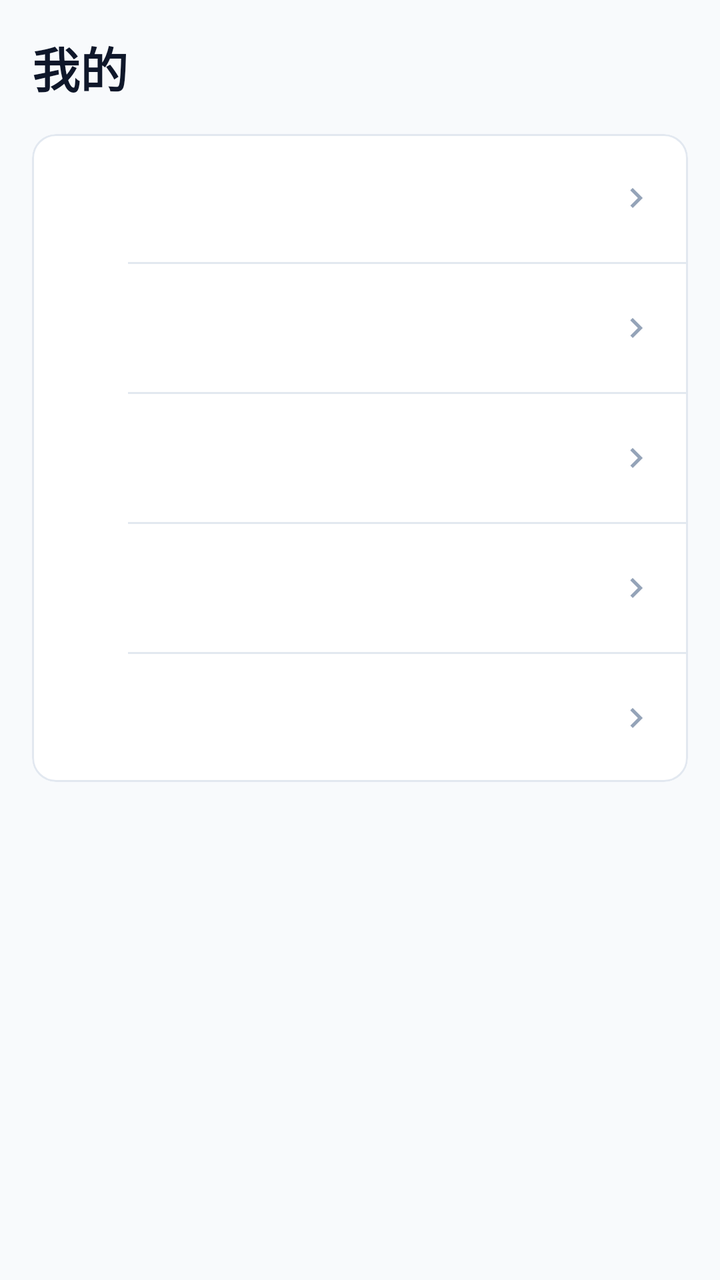
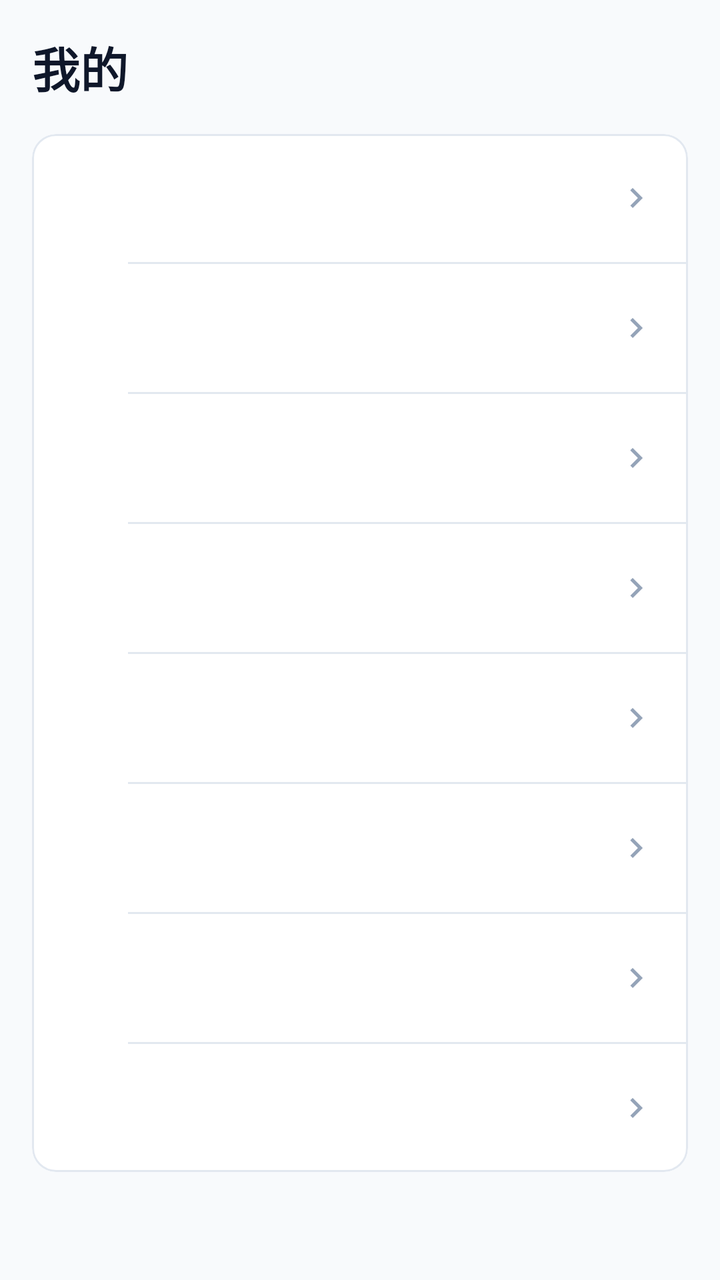

Screens rendered from an Android XML layout before and after an edit, with the pre-edit source and the edit as a unified diff.
<!-- AndroidManifest.xml: application theme Theme.MinimalistBookkeeping -->
<!-- res/layout/fragment_mine.xml -->
<?xml version="1.0" encoding="utf-8"?>
<ScrollView xmlns:android="http://schemas.android.com/apk/res/android"
    xmlns:app="http://schemas.android.com/apk/res-auto"
    android:id="@+id/mineRoot"
    android:layout_width="match_parent"
    android:layout_height="match_parent"
    android:background="@color/background"
    android:clipToPadding="false"
    android:fillViewport="true">

    

    <LinearLayout
        android:layout_width="match_parent"
        android:layout_height="wrap_content"
        android:orientation="vertical"
        android:paddingStart="@dimen/page_margin"
        android:paddingTop="@dimen/spacing_lg"
        android:paddingEnd="@dimen/page_margin"
        android:paddingBottom="@dimen/spacing_xxl">

        <TextView
            android:layout_width="match_parent"
            android:layout_height="wrap_content"
            android:text="@string/mine_title"
            android:textAppearance="@style/TextAppearance.App.PageTitle" />

        <com.google.android.material.card.MaterialCardView
            style="@style/Widget.App.Card"
            android:layout_width="match_parent"
            android:layout_height="wrap_content"
            android:layout_marginTop="@dimen/spacing_lg"
            app:contentPadding="@dimen/spacing_none">

            <LinearLayout
                android:layout_width="match_parent"
                android:layout_height="wrap_content"
                android:orientation="vertical">

                <include
                    android:id="@+id/menuCategory"
                    layout="@layout/item_menu_row" />

                <View
                    style="@style/AppDivider"
                    android:layout_marginStart="@dimen/menu_divider_indent" />

                <include
                    android:id="@+id/menuBudget"
                    layout="@layout/item_menu_row" />

                <View
                    style="@style/AppDivider"
                    android:layout_marginStart="@dimen/menu_divider_indent" />

                <include
                    android:id="@+id/menuAppearance"
                    layout="@layout/item_menu_row" />

                <View
                    style="@style/AppDivider"
                    android:layout_marginStart="@dimen/menu_divider_indent" />

                <include
                    android:id="@+id/menuData"
                    layout="@layout/item_menu_row" />

                <View
                    style="@style/AppDivider"
                    android:layout_marginStart="@dimen/menu_divider_indent" />

                <include
                    android:id="@+id/menuAbout"
                    layout="@layout/item_menu_row" />

            </LinearLayout>

        </com.google.android.material.card.MaterialCardView>

    </LinearLayout>

</ScrollView>
<!-- res/layout/item_menu_row.xml (included above) -->
<?xml version="1.0" encoding="utf-8"?>
<LinearLayout xmlns:android="http://schemas.android.com/apk/res/android"
    xmlns:app="http://schemas.android.com/apk/res-auto"
    style="@style/AppMenuRow">

    

    <ImageView
        android:id="@+id/menuIcon"
        android:layout_width="@dimen/icon_size_sm"
        android:layout_height="@dimen/icon_size_sm"
        android:importantForAccessibility="no"
        app:tint="@color/text_secondary" />

    <LinearLayout
        android:layout_width="0dp"
        android:layout_height="wrap_content"
        android:layout_marginStart="@dimen/spacing_md"
        android:layout_weight="1"
        android:orientation="vertical">

        <TextView
            android:id="@+id/menuTitle"
            android:layout_width="match_parent"
            android:layout_height="wrap_content"
            android:maxLines="1"
            android:textAppearance="@style/TextAppearance.App.Body" />

        <TextView
            android:id="@+id/menuSubtitle"
            android:layout_width="match_parent"
            android:layout_height="wrap_content"
            android:layout_marginTop="@dimen/spacing_xxs"
            android:maxLines="1"
            android:textAppearance="@style/TextAppearance.App.Caption" />

    </LinearLayout>

    <ImageView
        android:layout_width="@dimen/icon_size_sm"
        android:layout_height="@dimen/icon_size_sm"
        android:importantForAccessibility="no"
        android:src="@drawable/ic_chevron_right"
        app:tint="@color/text_tertiary" />

</LinearLayout>
<!-- resources referenced by this layout -->
<resources>
  <color name="background">#F8FAFC</color>
  <color name="text_secondary">#64748B</color>
  <color name="text_tertiary">#94A3B8</color>
  <dimen name="icon_size_sm">20dp</dimen>
  <dimen name="menu_divider_indent">48dp</dimen>
  <dimen name="page_margin">16dp</dimen>
  <dimen name="spacing_lg">16dp</dimen>
  <dimen name="spacing_md">12dp</dimen>
  <dimen name="spacing_none">0dp</dimen>
  <dimen name="spacing_xxl">32dp</dimen>
  <dimen name="spacing_xxs">2dp</dimen>
  <!-- drawable ic_chevron_right (drawable) -->
  <vector xmlns:android="http://schemas.android.com/apk/res/android"
      android:width="24dp"
      android:height="24dp"
      android:viewportWidth="24"
      android:viewportHeight="24">
      <path
          android:fillColor="@android:color/white"
          android:pathData="M10,6L8.59,7.41 13.17,12l-4.58,4.59L10,18l6,-6z" />
  </vector>
  <string name="mine_title">我的</string>
  <style name="AppDivider">
          <item name="android:layout_width">match_parent</item>
          <item name="android:layout_height">@dimen/divider_height</item>
          <item name="android:background">@color/divider</item>
      </style>
  <style name="TextAppearance.App.Body" parent="TextAppearance.Material3.BodyLarge">
          <item name="android:textSize">@dimen/font_body</item>
          <item name="android:textColor">@color/text_primary</item>
      </style>
  <style name="TextAppearance.App.Caption" parent="TextAppearance.Material3.LabelSmall">
          <item name="android:textSize">@dimen/font_caption</item>
          <item name="android:textColor">@color/text_tertiary</item>
      </style>
  <style name="TextAppearance.App.PageTitle" parent="TextAppearance.Material3.TitleLarge">
          <item name="android:textSize">@dimen/font_page_title</item>
          <item name="android:textColor">@color/text_primary</item>
          <item name="android:textStyle">bold</item>
      </style>
  <style name="Theme.MinimalistBookkeeping" parent="Base.Theme.MinimalistBookkeeping" />
  <dimen name="divider_height">1dp</dimen>
  <color name="divider">#E2E8F0</color>
  <dimen name="menu_item_min_height">56dp</dimen>
  <dimen name="font_body">16sp</dimen>
  <color name="text_primary">#0F172A</color>
  <dimen name="font_caption">12sp</dimen>
  <dimen name="font_page_title">24sp</dimen>
  <color name="surface">#FFFFFF</color>
  <dimen name="radius_md">12dp</dimen>
  <dimen name="stroke_width">1dp</dimen>
  <style name="Base.Theme.MinimalistBookkeeping" parent="Base.V1.Theme.MinimalistBookkeeping">
          <item name="android:windowLightStatusBar" tools:targetApi="m">true</item>
          <item name="android:windowLightNavigationBar" tools:targetApi="o_mr1">true</item>
      </style>
  <color name="primary">#2563EB</color>
  <color name="text_on_primary">#FFFFFF</color>
  <color name="primary_light">#DBEAFE</color>
  <color name="primary_dark">#1D4ED8</color>
  <color name="surface_subtle">#F1F5F9</color>
  <color name="danger">#EF4444</color>
  <style name="TextAppearance.App.Display" parent="TextAppearance.Material3.DisplaySmall">
          <item name="android:textSize">@dimen/font_display</item>
          <item name="android:textColor">@color/text_primary</item>
          <item name="android:textStyle">bold</item>
      </style>
  <style name="TextAppearance.App.SectionTitle" parent="TextAppearance.Material3.TitleMedium">
          <item name="android:textSize">@dimen/font_section_title</item>
          <item name="android:textColor">@color/text_primary</item>
          <item name="android:textStyle">bold</item>
      </style>
  <style name="TextAppearance.App.Secondary" parent="TextAppearance.Material3.BodyMedium">
          <item name="android:textSize">@dimen/font_secondary</item>
          <item name="android:textColor">@color/text_secondary</item>
      </style>
  <dimen name="font_display">32sp</dimen>
  <dimen name="font_section_title">18sp</dimen>
  <dimen name="font_secondary">14sp</dimen>
  <!-- unchanged entries left out for length: 3 -->
</resources>

<!-- the commit's change to res/layout/fragment_mine.xml (unified diff, before → after) -->
@@ -46,6 +46,14 @@
                     android:layout_marginStart="@dimen/menu_divider_indent" />
 
                 <include
+                    android:id="@+id/menuAccount"
+                    layout="@layout/item_menu_row" />
+
+                <View
+                    style="@style/AppDivider"
+                    android:layout_marginStart="@dimen/menu_divider_indent" />
+
+                <include
                     android:id="@+id/menuBudget"
                     layout="@layout/item_menu_row" />
 
@@ -63,6 +71,22 @@
 
                 <include
                     android:id="@+id/menuData"
+                    layout="@layout/item_menu_row" />
+
+                <View
+                    style="@style/AppDivider"
+                    android:layout_marginStart="@dimen/menu_divider_indent" />
+
+                <include
+                    android:id="@+id/menuExport"
+                    layout="@layout/item_menu_row" />
+
+                <View
+                    style="@style/AppDivider"
+                    android:layout_marginStart="@dimen/menu_divider_indent" />
+
+                <include
+                    android:id="@+id/menuImport"
                     layout="@layout/item_menu_row" />
 
                 <View
